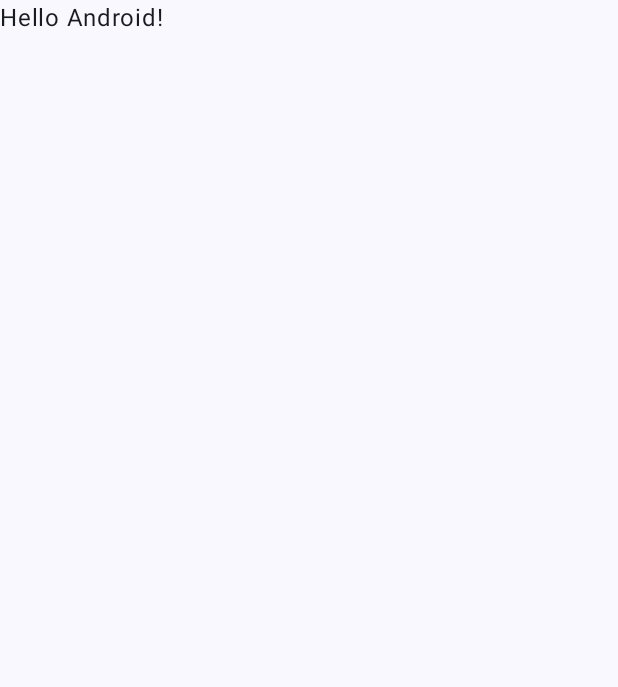
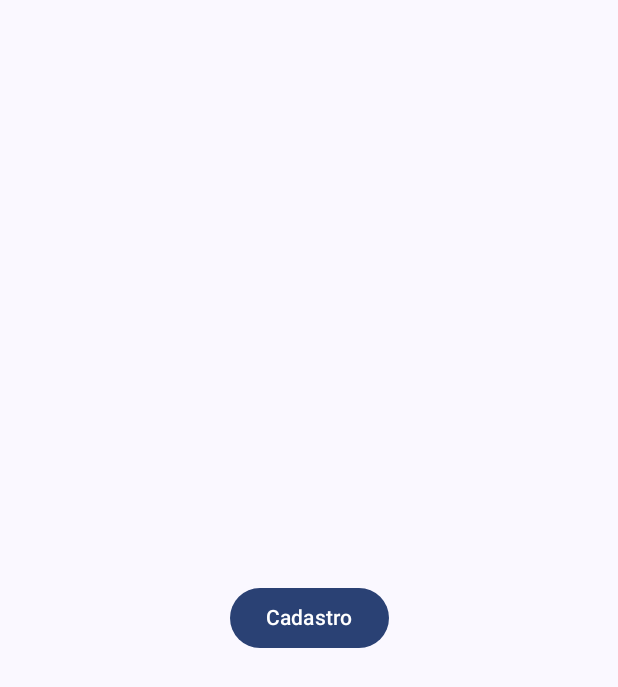
Before and after one commit to llucascr/PI3-Turma4-4, an Android app built with Jetpack Compose: the screen it shows after launch (MainActivity), on a phone screen of 412 x 824 dp. Before the commit the part shown is almost empty. Shown: the top 687 px of the screen. Run offline under Robolectric (Android 15) with nearby library versions, the phone set to English and light mode, and no system bars; our stand-ins replace Firebase (no records; nobody signed in at launch, a user with empty details on screens opened directly).

Commit message:
feat: teste de cadastro de usuario no Firebase Auth

```diff
--- a/SuperID/app/src/main/AndroidManifest.xml
+++ b/SuperID/app/src/main/AndroidManifest.xml
@@ -13,6 +13,11 @@
         android:theme="@style/Theme.SuperID"
         tools:targetApi="31">
         <activity
+            android:name=".SingUpActivity"
+            android:exported="false"
+            android:label="@string/title_activity_sing_up"
+            android:theme="@style/Theme.SuperID" />
+        <activity
             android:name=".MainActivity"
             android:exported="true"
             android:label="@string/app_name"
--- a/SuperID/app/src/main/java/br/edu/puccampinas/pi3/turma4/superid/MainActivity.kt
+++ b/SuperID/app/src/main/java/br/edu/puccampinas/pi3/turma4/superid/MainActivity.kt
@@ -1,17 +1,33 @@
 package br.edu.puccampinas.pi3.turma4.superid
 
+import android.content.ContentResolver
+import android.content.Intent
 import android.os.Bundle
+import android.provider.Settings
+import android.util.Log
+import android.widget.Toast
 import androidx.activity.ComponentActivity
 import androidx.activity.compose.setContent
 import androidx.activity.enableEdgeToEdge
+import androidx.compose.foundation.layout.Arrangement
+import androidx.compose.foundation.layout.Column
 import androidx.compose.foundation.layout.fillMaxSize
 import androidx.compose.foundation.layout.padding
+import androidx.compose.material3.Button
 import androidx.compose.material3.Scaffold
 import androidx.compose.material3.Text
 import androidx.compose.runtime.Composable
+import androidx.compose.ui.Alignment
 import androidx.compose.ui.Modifier
+import androidx.compose.ui.platform.LocalContext
 import androidx.compose.ui.tooling.preview.Preview
 import br.edu.puccampinas.pi3.turma4.superid.ui.theme.SuperIDTheme
+import com.google.firebase.auth.FirebaseAuth
+import com.google.firebase.auth.FirebaseUser
+import com.google.firebase.auth.ktx.auth
+import com.google.firebase.firestore.FirebaseFirestore
+import com.google.firebase.firestore.ktx.firestore
+import com.google.firebase.ktx.Firebase
 
 class MainActivity : ComponentActivity() {
     override fun onCreate(savedInstanceState: Bundle?) {
@@ -21,7 +37,6 @@ class MainActivity : ComponentActivity() {
             SuperIDTheme {
                 Scaffold(modifier = Modifier.fillMaxSize()) { innerPadding ->
                     Greeting(
-                        name = "Android",
                         modifier = Modifier.padding(innerPadding)
                     )
                 }
@@ -31,17 +46,29 @@ class MainActivity : ComponentActivity() {
 }
 
 @Composable
-fun Greeting(name: String, modifier: Modifier = Modifier) {
-    Text(
-        text = "Hello $name!",
-        modifier = modifier
-    )
+fun Greeting(modifier: Modifier = Modifier) {
+
+val contex = LocalContext.current
+
+    Column (
+        modifier = Modifier.fillMaxSize(),
+        verticalArrangement = Arrangement.Center,
+        horizontalAlignment = Alignment.CenterHorizontally
+    ) {
+        Button(
+            onClick = {
+                val intent = Intent(contex, SingUpActivity::class.java)
+                contex.startActivity(intent)
+            }
+        ) {
+            Text("Cadastro")
+        }
+    }
 }
 
 @Preview(showBackground = true)
 @Composable
 fun GreetingPreview() {
     SuperIDTheme {
-        Greeting("Android")
     }
 }
--- a/SuperID/app/src/main/res/values/strings.xml
+++ b/SuperID/app/src/main/res/values/strings.xml
@@ -1,3 +1,4 @@
 <resources>
     <string name="app_name">SuperID</string>
+    <string name="title_activity_sing_up">SingUpActivity</string>
 </resources>
--- a/SuperID/gradle/libs.versions.toml
+++ b/SuperID/gradle/libs.versions.toml
@@ -10,6 +10,7 @@ espressoCore = "3.6.1"
 lifecycleRuntimeKtx = "2.8.7"
 activityCompose = "1.10.1"
 composeBom = "2025.03.01"
+firebaseAuthKtx = "23.2.0"
 
 [libraries]
 androidx-core-ktx = { group = "androidx.core", name = "core-ktx", version.ref = "coreKtx" }
@@ -29,6 +30,7 @@ androidx-ui-tooling-preview = { group = "androidx.compose.ui", name = "ui-toolin
 androidx-ui-test-manifest = { group = "androidx.compose.ui", name = "ui-test-manifest" }
 androidx-ui-test-junit4 = { group = "androidx.compose.ui", name = "ui-test-junit4" }
 androidx-material3 = { group = "androidx.compose.material3", name = "material3" }
+firebase-auth-ktx = { group = "com.google.firebase", name = "firebase-auth-ktx", version.ref = "firebaseAuthKtx" }
 
 [plugins]
 android-application = { id = "com.android.application", version.ref = "agp" }
```
Also changed, not shown: SuperID/app/build.gradle.kts (+4 -3 lines), SuperID/app/src/main/java/br/edu/puccampinas/pi3/turma4/superid/SingUpActivity.kt (added, +118 -0 lines).
